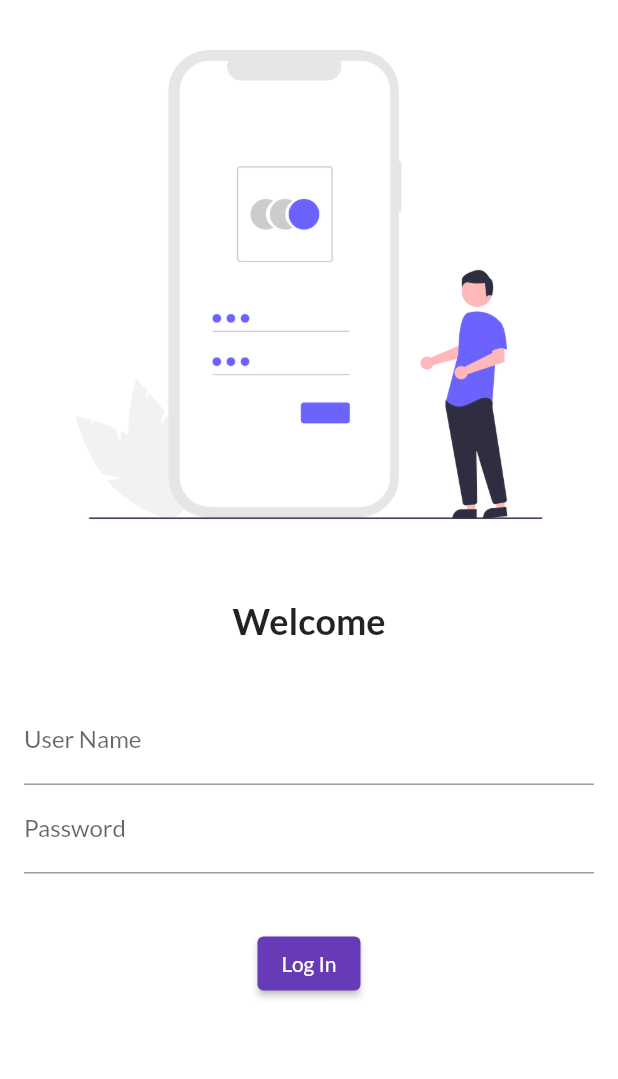
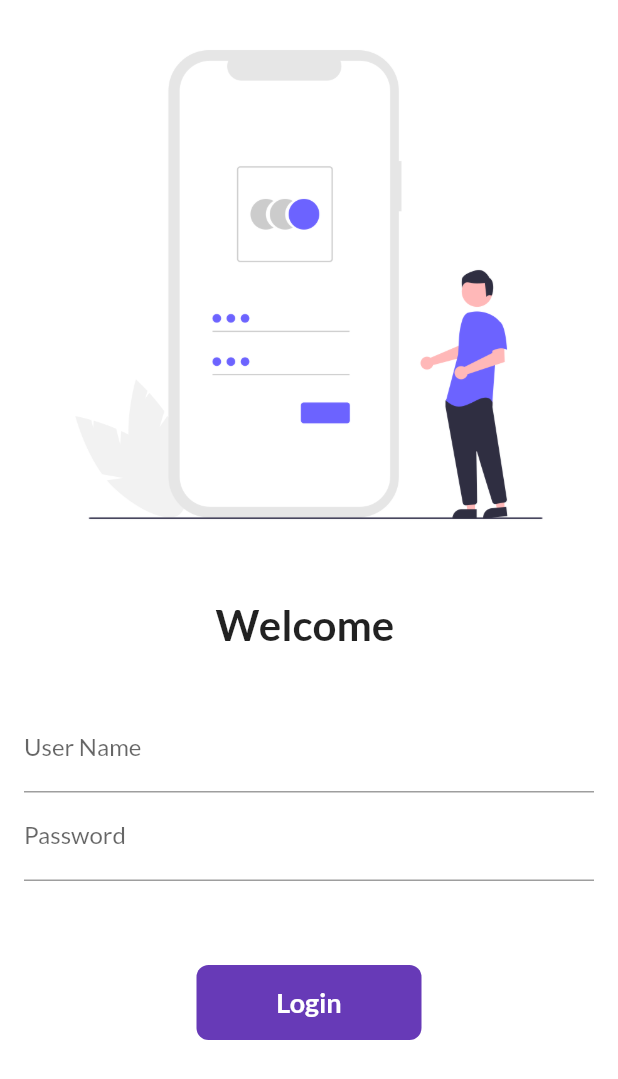
Before and after one commit to Abhinandan2003/flutter_catalog, a Flutter app: the screen it shows after launch, on a phone screen of 412 x 824 dp. Shown: the top 1079 px of the screen. Run offline on Flutter 3.47's test engine with Material 2 defaults, Android fonts, the phone set to English and light mode, and no system bars; our stand-ins replace google_fonts.

Commit message:
day5 complete

```diff
--- a/lib/pages/login_page.dart
+++ b/lib/pages/login_page.dart
@@ -1,12 +1,21 @@
 import 'package:flutter/material.dart';
+import 'package:flutter_catalog/utils/routes.dart';
 
-class LoginPage extends StatelessWidget {
+class LoginPage extends StatefulWidget {
   const LoginPage({super.key});
 
+  @override
+  State<LoginPage> createState() => _LoginPageState();
+}
+
+class _LoginPageState extends State<LoginPage> {
+  String name = "";
+  bool changebutton = false;
   @override
   Widget build(BuildContext context) {
     return Material(
         color: Colors.white,
+        child: SingleChildScrollView(
           child: Column(
             children: [
               Image.asset(
@@ -16,10 +25,10 @@ class LoginPage extends StatelessWidget {
               const SizedBox(
                 height: 20,
               ),
-            const Text(
-              "Welcome",
+              Text(
+                "Welcome $name",
                 style: TextStyle(
-                fontSize: 24,
+                  fontSize: 28,
                   fontWeight: FontWeight.bold,
                 ),
               ),
@@ -32,34 +41,64 @@ class LoginPage extends StatelessWidget {
                   children: [
                     TextFormField(
                       decoration: const InputDecoration(
-                  hintText: "Enter User Name",
-                  labelText: "User Name"
-
-                ),
+                          hintText: "Enter User Name", labelText: "User Name"),
+                      onChanged: (value) {
+                        name = value;
+                        setState(() {});
+                      },
                     ),
                     TextFormField(
                       obscureText: true,
                       // ignore: prefer_const_constructors
                       decoration: InputDecoration(
-                  hintText: "Enter Password",
-                  labelText: "Password"
-                ),
+                          hintText: "Enter Password", labelText: "Password"),
                     )
                   ],
                 ),
               ),
               const SizedBox(
-              height: 20,
+                height: 40,
               ),
-            ElevatedButton(onPressed: (){
-              print("hello user");
-            }
-            ,
-             child: Text("Log In"),
-             style:TextButton.styleFrom(),
+              InkWell(
+                onTap: () async {
+                  setState(() {
+                    changebutton = true;
+                  });
+                  await Future.delayed(Duration(seconds: 1));
+                  Navigator.pushNamed(context, Myroutes.homeroute);
+                },
+                child: AnimatedContainer(
+                  duration: Duration(seconds: 1),
+                  width: changebutton ? 50 : 150,
+                  height: 50,
+                  alignment: Alignment.center,
+                  child: changebutton
+                  ? Icon(
+                    Icons.done ,
+                     color: Colors.white,)
+
+                     : Text(
+                    "Login",
+                    style: TextStyle(
+                        color: Colors.white,
+                        fontWeight: FontWeight.bold,
+                        fontSize: 18),
+                  ),
+                  decoration: BoxDecoration(
+                      color: Colors.deepPurple,
+                      borderRadius:
+                          BorderRadius.circular(changebutton ? 50 : 8)),
+                ),
               )
-
+              // ElevatedButton(
+              //   child: Text("Log In"),
+              //   style: TextButton.styleFrom(minimumSize: Size(150, 40)),
+              //   onPressed: () {
+              //     Navigator.pushNamed(context, Myroutes.homeroute);
+              //   },
+              // )
             ],
+          ),
         ));
   }
 }
--- a/lib/pages/main.dart
+++ b/lib/pages/main.dart
@@ -1,6 +1,7 @@
 import 'package:flutter/material.dart';
 import 'package:flutter_catalog/pages/home_page.dart';
 import 'package:flutter_catalog/pages/login_page.dart';
+import 'package:flutter_catalog/utils/routes.dart';
 import 'package:google_fonts/google_fonts.dart';
 
 void main() {
@@ -19,9 +20,11 @@ class MyApp extends StatelessWidget {
       primaryTextTheme: GoogleFonts.latoTextTheme()
       ),
       darkTheme: ThemeData(brightness: Brightness.dark),
+      initialRoute: "/",
       routes: {
         "/": (context) => const LoginPage(),
-        "/home": (context) => const HomePage()
+        Myroutes.loginroute: (context) => const LoginPage(),
+        Myroutes.homeroute: (context) => const HomePage()
       },
     );
   }
--- /dev/null
+++ b/lib/utils/routes.dart
@@ -0,0 +1,4 @@
+class Myroutes {
+  static String loginroute = "/login";
+  static String homeroute = "/home";
+}
```
Lines whose indentation alone changed are shown as unchanged.
